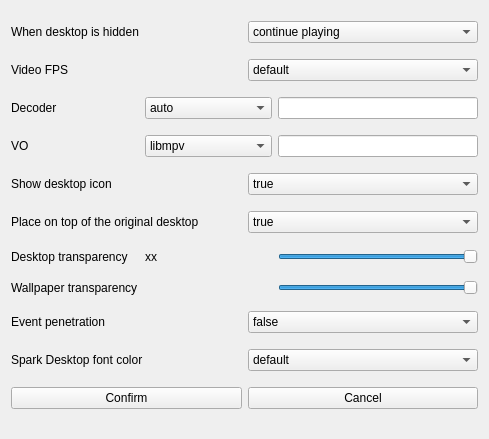
Qt form src/moresetting.ui (dependon/fantascene-dynamic-wallpaper) before a commit.
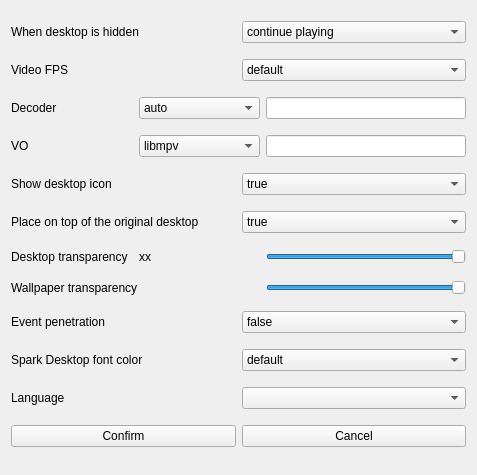
The same form after that commit.

Diff of the .ui file:
```diff
--- a/src/moresetting.ui
+++ b/src/moresetting.ui
@@ -6,8 +6,8 @@
    <rect>
     <x>0</x>
     <y>0</y>
-    <width>489</width>
-    <height>439</height>
+    <width>477</width>
+    <height>475</height>
    </rect>
   </property>
   <property name="windowTitle">
@@ -446,6 +446,20 @@
      </item>
     </layout>
    </item>
+   <item>
+    <layout class="QHBoxLayout" name="horizontalLayout_12">
+     <item>
+      <widget class="QLabel" name="label_11">
+       <property name="text">
+        <string>Language</string>
+       </property>
+      </widget>
+     </item>
+     <item>
+      <widget class="QComboBox" name="langbox"/>
+     </item>
+    </layout>
+   </item>
    <item>
     <layout class="QHBoxLayout" name="horizontalLayout_3">
      <item>
```
